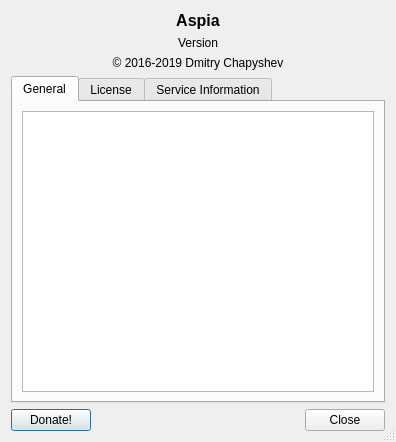
Above: source/common/ui/about_dialog.ui from dchapyshev/aspia before the change. Below: the same form after it.
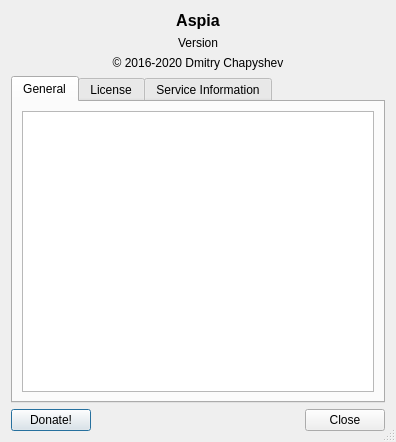
That is the form after the change. Icons and pictures are not drawn.

The edit to the form file:
```diff
--- a/source/common/ui/about_dialog.ui
+++ b/source/common/ui/about_dialog.ui
@@ -47,7 +47,7 @@
    <item>
     <widget class="QLabel" name="label_copyright">
      <property name="text">
-      <string notr="true">© 2016-2019 Dmitry Chapyshev</string>
+      <string notr="true">© 2016-2020 Dmitry Chapyshev</string>
      </property>
      <property name="alignment">
       <set>Qt::AlignCenter</set>
```
